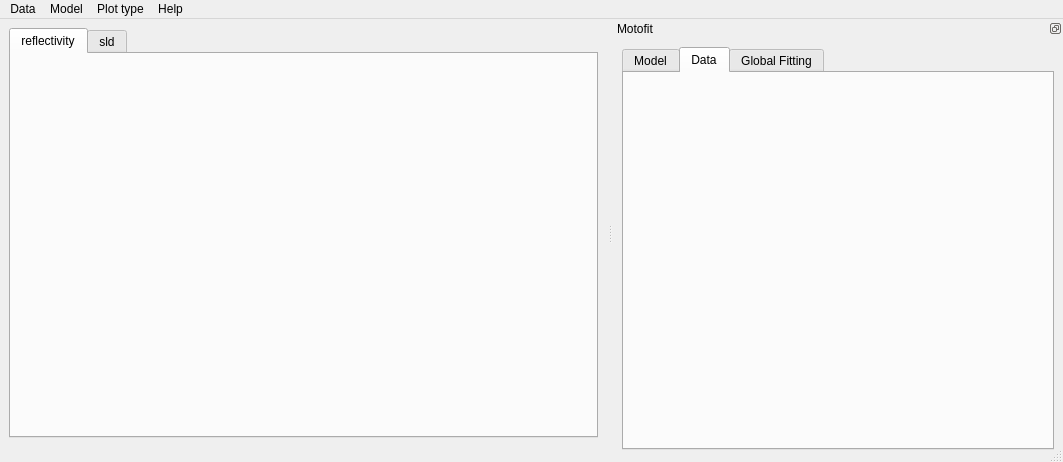
Qt form trunk/qt/Motofit.ui (refnx/refnx) before a commit.
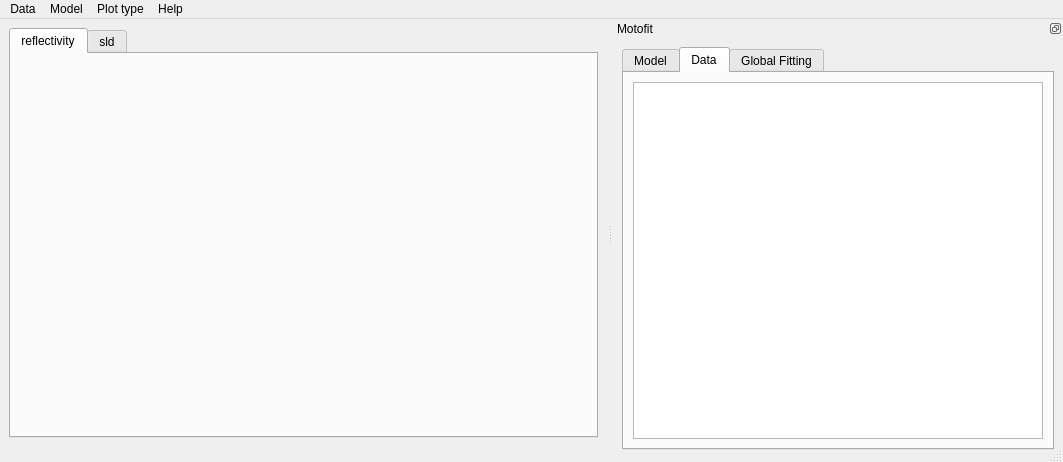
The same form after that commit. The open tabs and pages were chosen to show the change.

What changed in the file:
```diff
--- a/trunk/qt/Motofit.ui
+++ b/trunk/qt/Motofit.ui
@@ -386,6 +386,11 @@
         <attribute name="title">
          <string>Data</string>
         </attribute>
+        <layout class="QGridLayout" name="gridLayout_6">
+         <item row="0" column="0">
+          <widget class="QTableView" name="dataOptions_tableView"/>
+         </item>
+        </layout>
        </widget>
        <widget class="QWidget" name="tab_3">
         <attribute name="title">
```
Left out of the diff: 7 changed lines with no effect on the pictures.
